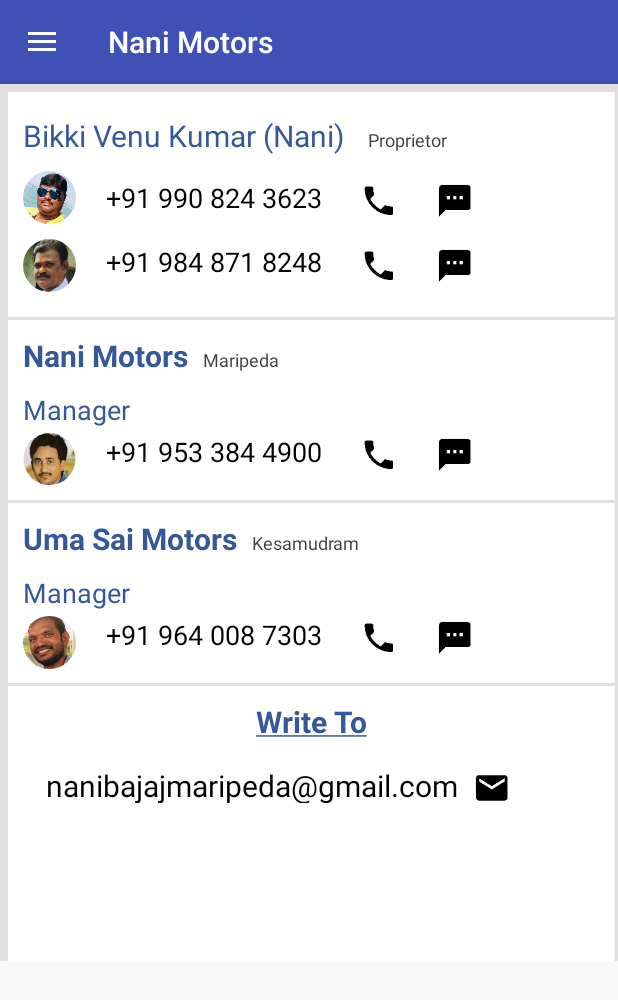
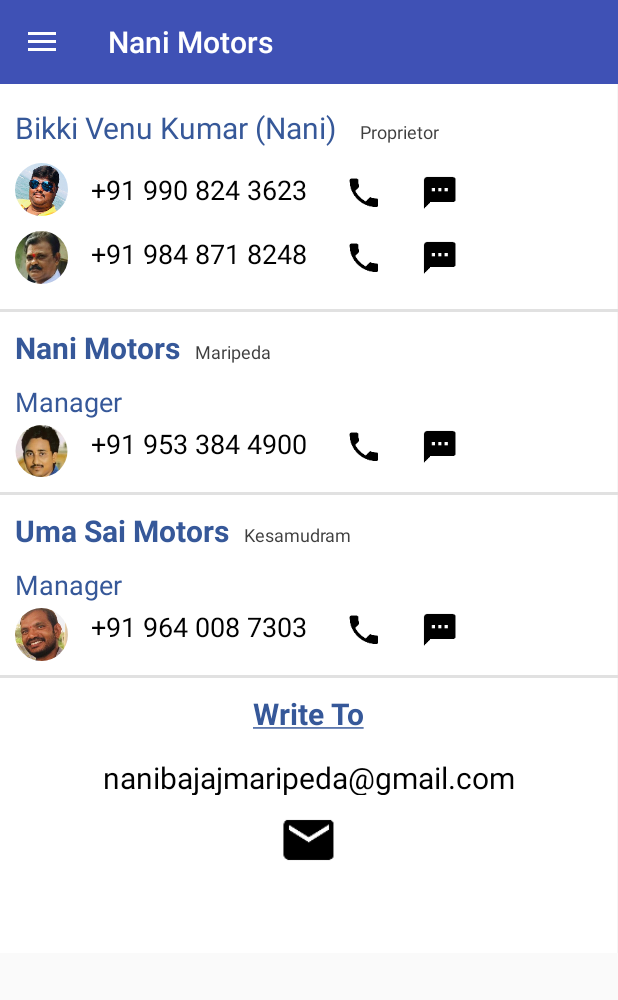
Before and after one commit to saikumarbikki/NaniBajajShowRoomAndroidApp, an Android app: the screen it shows after launch (MainActivity), in the side drawer, after a tap on "Contact us", on a phone screen of 412 x 824 dp. Shown: the top 1000 px of the screen. Run offline under Robolectric (Android 15) with nearby library versions, the phone set to English and light mode, and no system bars; our stand-ins replace CircleImageView.

Commit message:
fixed few UI alignment issues.

```diff
--- a/app/src/main/java/com/saikumarbikki/nanibajajmotors/tabviewbikemodels/PulsarTabFragment.java
+++ b/app/src/main/java/com/saikumarbikki/nanibajajmotors/tabviewbikemodels/PulsarTabFragment.java
@@ -225,7 +225,7 @@ public class PulsarTabFragment extends Fragment implements BikeItemEventListener
         mPulsarNS200.setBikeCapacity("199.5 cc");
         mPulsarNS200.setBikeFuelTankCapacity("12 L");
         mPulsarNS200.setBikeMaxPower("23.5 @ 9500");
-        mPulsarNS200.setBikeWeight("154 (ABS) \n" + "152 (Double Disc)");
+        mPulsarNS200.setBikeWeight("154 (ABS) \n" + "152 (DD)");
         return mPulsarNS200;
     }
 
@@ -245,7 +245,7 @@ public class PulsarTabFragment extends Fragment implements BikeItemEventListener
         mPulsarRS200.setBikeCapacity("199.5 cc");
         mPulsarRS200.setBikeFuelTankCapacity("13 L");
         mPulsarRS200.setBikeMaxPower("23.5 @ 9500");
-        mPulsarRS200.setBikeWeight("154 (ABS) \n" + "152 (Double \n Disc)");
+        mPulsarRS200.setBikeWeight("154 (ABS) \n" + "152 (DD)");
         return mPulsarRS200;
     }
 
--- a/app/src/main/res/layout/contact_us.xml
+++ b/app/src/main/res/layout/contact_us.xml
@@ -8,15 +8,12 @@
     <LinearLayout
         android:layout_width="match_parent"
         android:layout_height="match_parent"
-        android:layout_marginLeft="5dp"
-        android:layout_marginRight="2dp"
         android:orientation="vertical">
 
         <RelativeLayout
             android:id="@+id/contactus_phone_showrooms"
             android:layout_width="wrap_content"
             android:layout_height="150dp"
-            android:layout_marginTop="5dp"
             android:background="@drawable/card_base_white">
 
             <TextView
@@ -59,12 +56,12 @@
                 android:layout_width="wrap_content"
                 android:layout_height="wrap_content"
                 android:layout_below="@+id/contactus_phone_showrooms_Manager"
-                android:layout_marginLeft="65dp"
+                android:layout_marginLeft="5dp"
                 android:layout_marginTop="15dp"
+                android:layout_toRightOf="@+id/brother_contact_icon"
                 android:text="@string/Contact1_phone_number"
                 android:textColor="@color/black"
                 android:textSize="18dp"
-
                 android:textStyle="normal" />
 
             <ImageView
@@ -104,8 +101,9 @@
                 android:layout_width="wrap_content"
                 android:layout_height="wrap_content"
                 android:layout_below="@+id/contactus_phone_showrooms_tv"
-                android:layout_marginLeft="65dp"
+                android:layout_marginLeft="5dp"
                 android:layout_marginTop="18dp"
+                android:layout_toRightOf="@+id/daddy_contact_icon"
                 android:text="@string/Contact2_phone_number"
                 android:textColor="@color/black"
                 android:textSize="18dp"
@@ -194,8 +192,9 @@
                 android:layout_width="wrap_content"
                 android:layout_height="wrap_content"
                 android:layout_below="@+id/contactus_phone_showroom_1_Manager"
-                android:layout_marginLeft="65dp"
+                android:layout_marginLeft="5dp"
                 android:layout_marginTop="3dp"
+                android:layout_toRightOf="@+id/nani_manager_contact_image"
                 android:text="@string/Contact3_phone_number"
                 android:textColor="@color/black"
                 android:textSize="18dp"
@@ -274,6 +273,7 @@
                 android:layout_alignLeft="@+id/contactus_phone_showroom_2_Manager"
                 android:layout_alignStart="@+id/contactus_phone_showroom_2_Manager"
                 android:layout_alignTop="@+id/contactus_phone_showroom_2_tv"
+                android:layout_marginRight="10dp"
                 android:src="@drawable/mama" />
 
             <TextView
@@ -281,8 +281,9 @@
                 android:layout_width="wrap_content"
                 android:layout_height="wrap_content"
                 android:layout_below="@+id/contactus_phone_showroom_2_Manager"
-                android:layout_marginLeft="65dp"
+                android:layout_marginLeft="5dp"
                 android:layout_marginTop="3dp"
+                android:layout_toRightOf="@+id/umasai_manager_contact_icon"
                 android:text="@string/Contact4_phone_number"
                 android:textColor="@color/black"
                 android:textSize="18dp"
@@ -334,7 +335,7 @@
                 android:layout_width="wrap_content"
                 android:layout_height="25dp"
                 android:layout_below="@+id/contact_us_nani_email_tv"
-                android:layout_marginLeft="25dp"
+                android:layout_centerHorizontal="true"
                 android:layout_marginTop="15dp"
                 android:text="@string/Nani_Email"
                 android:textColor="@color/black"
@@ -343,11 +344,12 @@
 
             <ImageView
                 android:id="@+id/contact_us_email_IV"
-                android:layout_width="25dp"
-                android:layout_height="25dp"
+                android:layout_width="40dp"
+                android:layout_height="40dp"
+                android:layout_below="@+id/Contact_us_email"
+                android:layout_centerHorizontal="true"
                 android:layout_marginLeft="10dp"
-                android:layout_marginTop="55dp"
-                android:layout_toRightOf="@+id/Contact_us_email"
+                android:layout_marginTop="10dp"
                 android:src="@drawable/ic_email_black" />
         </RelativeLayout>
 
--- a/app/src/main/res/layout/fragment_base.xml
+++ b/app/src/main/res/layout/fragment_base.xml
@@ -5,6 +5,7 @@
     android:layout_width="match_parent"
     android:layout_height="match_parent"
     android:orientation="vertical"
+    android:background="@color/ten_percent_opacity_black"
     tools:context="com.saikumarbikki.nanibajajmotors.fragment.BaseTabFragment">
 
     <android.support.design.widget.TabLayout
--- a/app/src/main/res/menu/activity_drawer.xml
+++ b/app/src/main/res/menu/activity_drawer.xml
@@ -25,27 +25,9 @@
     <group android:id="@+id/four" android:checkableBehavior="single">
         <item
             android:id="@+id/nav_developer"
-            android:icon="@drawable/ic_menu_slideshow"
+            android:icon="@drawable/developer_logo"
             android:title="@string/developer" />
     </group>
 
-m
-    <!--    <item android:title="@string/remote_services">
-            <menu>
-                <item
-                    android:id="@+id/nav_sound_cound"
-                    android:icon="@drawable/ic_menu_camera"
-                    android:title="@string/sound_cloud" />
-            </menu>
-        </item>
-
-        <item android:title="@string/local_services">
-            <menu>
-                <item
-                    android:id="@+id/nav_raw_folder"
-                    android:icon="@drawable/ic_menu_camera"
-                    android:title="@string/app_raw_folder" />
-            </menu>
-        </item>-->
 
 </menu>
```
Also changed, not shown: app/src/main/java/com/saikumarbikki/nanibajajmotors/fragment/AboutDeveloperFragment.java (+24 -15 lines), app/src/main/res/layout/about_developer_fragment_layout.xml (+17 -2 lines), app/src/main/res/layout/bike_details_colors_avalibality_layout.xml (+10 -3 lines), app/src/main/res/layout/locate_us_fragment_layout.xml (+21 -3 lines), app/src/main/res/drawable-xxhdpi/ic_linkedin_1.png (added).
